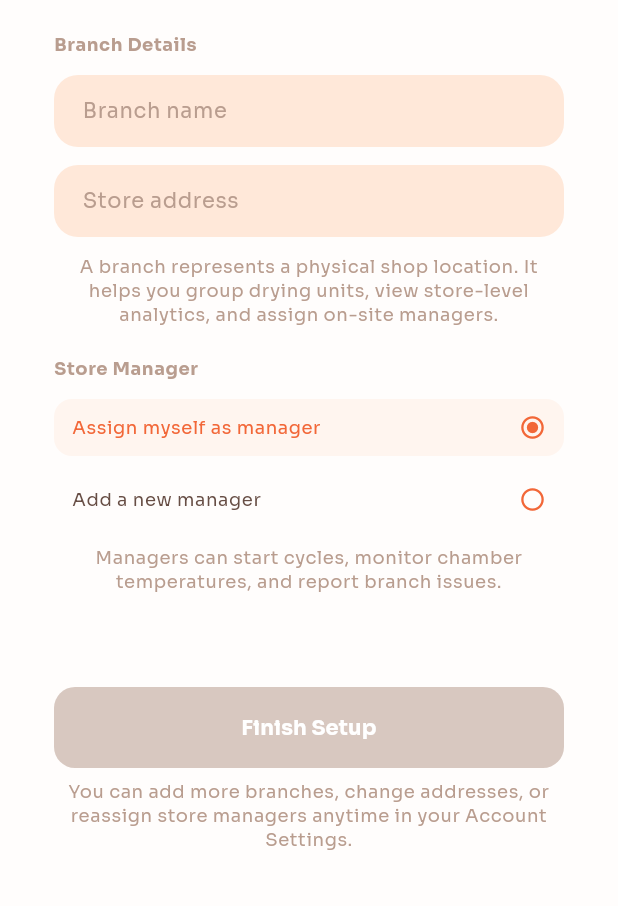
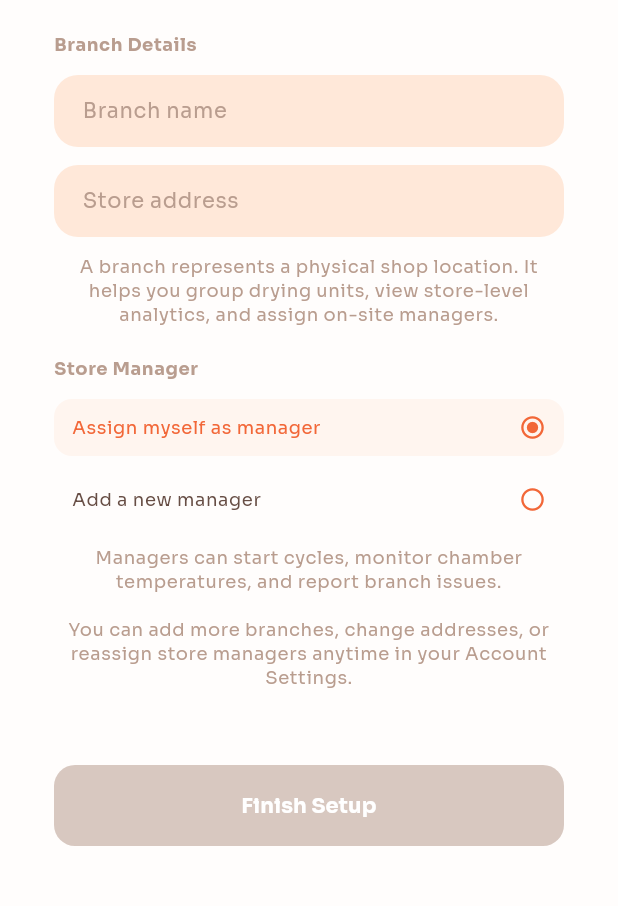
Before and after one commit to nexovyretech/insol8_mobile, a Flutter app: the OnboardingBranchSetupStep screen opened directly with empty values, on a phone screen of 412 x 824 dp, the part 330-1236 px from its top. Run offline on Flutter 3.47's test engine with Material 3 defaults, Android fonts, the phone set to English and light mode, and no system bars; our stand-ins replace flutter_riverpod, flutter_svg, google_fonts; missing offline and left inert: amplify_auth_cognito, amplify_flutter, mobile_scanner; accounts and stored records are empty.

Commit message:
feat: add onboarding and auth ui

```diff
--- a/lib/pages/onboarding/branch_setup_step.dart
+++ b/lib/pages/onboarding/branch_setup_step.dart
@@ -48,9 +48,10 @@ class OnboardingBranchSetupStep extends StatelessWidget {
     return OnboardingScaffold(
       showBack: false,
       showGradient: false,
-      child: Column(
-        children: [
-          Row(
+      // Header and Finish Setup stay pinned; everything between scrolls, so
+      // the button stays visible above the keyboard.
+      child: OnboardingStickyLayout(
+        header: Row(
           children: [
             SizedBox(
               width: 42,
@@ -77,10 +78,7 @@ class OnboardingBranchSetupStep extends StatelessWidget {
               onPressed: onSkip,
               style: TextButton.styleFrom(
                 minimumSize: Size.zero,
-                  padding: const EdgeInsets.symmetric(
-                    horizontal: 4,
-                    vertical: 8,
-                  ),
+                padding: const EdgeInsets.symmetric(horizontal: 4, vertical: 8),
                 tapTargetSize: MaterialTapTargetSize.shrinkWrap,
                 foregroundColor: AppColors.ink,
               ),
@@ -88,13 +86,10 @@ class OnboardingBranchSetupStep extends StatelessWidget {
             ),
           ],
         ),
+        content: [
           const SizedBox(height: 24),
-          Expanded(
-            child: Form(
+          Form(
             key: formKey,
-              child: SingleChildScrollView(
-                keyboardDismissBehavior:
-                    ScrollViewKeyboardDismissBehavior.onDrag,
             child: Column(
               crossAxisAlignment: CrossAxisAlignment.stretch,
               children: [
@@ -148,9 +143,8 @@ class OnboardingBranchSetupStep extends StatelessWidget {
                   title: 'Add a new manager',
                   value: BranchManagerOption.newManager,
                   selected: managerOption == BranchManagerOption.newManager,
-                      onTap: () => onManagerOptionChanged(
-                        BranchManagerOption.newManager,
-                      ),
+                  onTap: () =>
+                      onManagerOptionChanged(BranchManagerOption.newManager),
                 ),
                 const SizedBox(height: 12),
                 Text(
@@ -177,23 +171,24 @@ class OnboardingBranchSetupStep extends StatelessWidget {
                     onChanged: onFieldChanged,
                   ),
                 ],
-                  ],
-                ),
-              ),
-            ),
-          ),
-          const SizedBox(height: 12),
-          OnboardingGradientButton(
-            label: isSaving ? 'Saving…' : 'Finish Setup',
-            onPressed: canFinish && !isSaving ? onFinish : null,
-          ),
-          const SizedBox(height: 8),
+                const SizedBox(height: 16),
                 Text(
                   'You can add more branches, change addresses, or reassign store managers anytime in your Account Settings.',
                   textAlign: TextAlign.center,
                   style: Theme.of(context).textTheme.bodySmall
                       ?.copyWith(fontSize: 12, color: AppColors.fieldHint),
                 ),
+                const SizedBox(height: 8),
+              ],
+            ),
+          ),
+        ],
+        actions: [
+          OnboardingGradientButton(
+            label: isSaving ? 'Saving…' : 'Finish Setup',
+            onPressed: canFinish && !isSaving ? onFinish : null,
+          ),
+          const SizedBox(height: 4),
         ],
       ),
     );
--- a/lib/pages/onboarding/onboarding_shared_widgets.dart
+++ b/lib/pages/onboarding/onboarding_shared_widgets.dart
@@ -98,11 +98,15 @@ class OnboardingTrustNote extends StatelessWidget {
 
   @override
   Widget build(BuildContext context) {
+    // Shrink-wraps, and lets the text wrap, so two notes fit side by side on
+    // narrow phones instead of overflowing to the right.
     return Row(
+      mainAxisSize: MainAxisSize.min,
       children: [
         Icon(icon, size: 14, color: AppColors.primary),
         const SizedBox(width: 4),
-        Column(
+        Flexible(
+          child: Column(
             crossAxisAlignment: CrossAxisAlignment.start,
             children: [
               Text(
@@ -117,9 +121,71 @@ class OnboardingTrustNote extends StatelessWidget {
               ),
             ],
           ),
+        ),
       ],
     );
   }
+}
+
+/// Scrollable content with the action buttons pinned to the bottom, so the
+/// main button is always on screen however tall the content is (small
+/// phones, larger text, or an open keyboard). On tall screens it looks like
+/// a Spacer layout: content at the top (or centred) and actions at the bottom.
+class OnboardingStickyLayout extends StatelessWidget {
+  const OnboardingStickyLayout({
+    super.key,
+    this.header,
+    required this.content,
+    required this.actions,
+    this.centerContent = false,
+    this.fillViewport = false,
+    this.crossAxisAlignment = CrossAxisAlignment.stretch,
+  });
+
+  /// Stays fixed above the scrolling content (e.g. a back/skip bar).
+  final Widget? header;
+  final List<Widget> content;
+  final List<Widget> actions;
+  final bool centerContent;
+
+  /// Lets [content] use Expanded/Spacer to fill spare height on tall screens
+  /// while still scrolling on short ones.
+  final bool fillViewport;
+  final CrossAxisAlignment crossAxisAlignment;
+
+  @override
+  Widget build(BuildContext context) {
+    return Column(
+      crossAxisAlignment: CrossAxisAlignment.stretch,
+      children: [
+        ?header,
+        Expanded(
+          child: LayoutBuilder(
+            builder: (context, constraints) => SingleChildScrollView(
+              keyboardDismissBehavior: ScrollViewKeyboardDismissBehavior.onDrag,
+              child: ConstrainedBox(
+                constraints: BoxConstraints(minHeight: constraints.maxHeight),
+                child: _wrap(
+                  Column(
+                    mainAxisAlignment: centerContent
+                        ? MainAxisAlignment.center
+                        : MainAxisAlignment.start,
+                    crossAxisAlignment: crossAxisAlignment,
+                    children: content,
+                  ),
+                ),
+              ),
+            ),
+          ),
+        ),
+        const SizedBox(height: 12),
+        ...actions,
+      ],
+    );
+  }
+
+  Widget _wrap(Widget column) =>
+      fillViewport ? IntrinsicHeight(child: column) : column;
 }
 
 class OnboardingSectionLabel extends StatelessWidget {
```
Also changed, not shown: lib/pages/auth/forgot_password/forgot_password_page.dart (+23 -3 lines), lib/pages/auth/forgot_password/forgot_password_view.dart (+12 -0 lines), lib/pages/auth/login_page.dart (+17 -6 lines), lib/pages/auth/signup/sign_up_screen.dart (+10 -2 lines), lib/pages/onboarding/device_setup_steps.dart (+18 -9 lines), lib/pages/onboarding/payment_steps.dart (+17 -10 lines), lib/pages/onboarding/subscription_steps.dart (+5 -4 lines), lib/pages/onboarding/welcome_step.dart (+9 -3 lines), lib/services/auth_repository.dart (+18 -6 lines), lib/services/cognito_auth_repository.dart (+63 -24 lines), 4 other files. Lines whose indentation alone changed are shown as unchanged.
